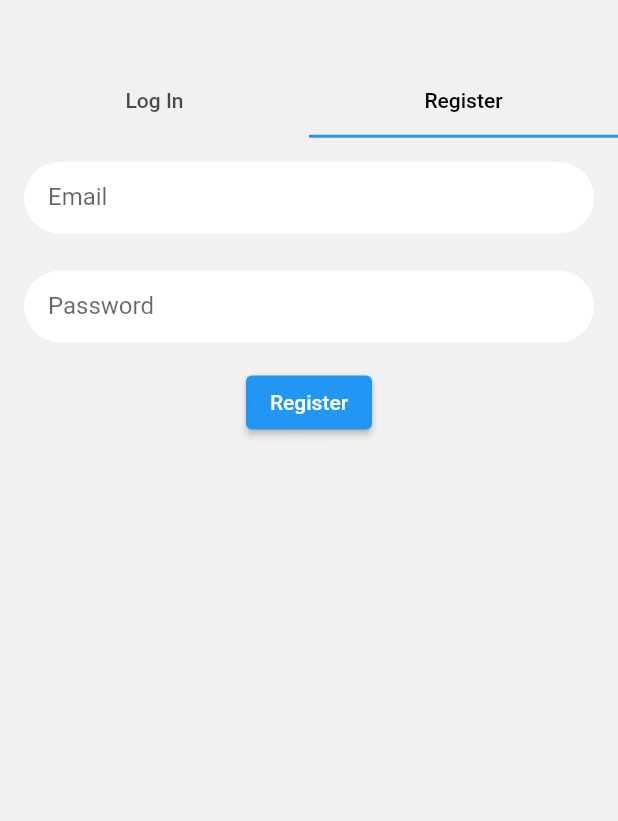
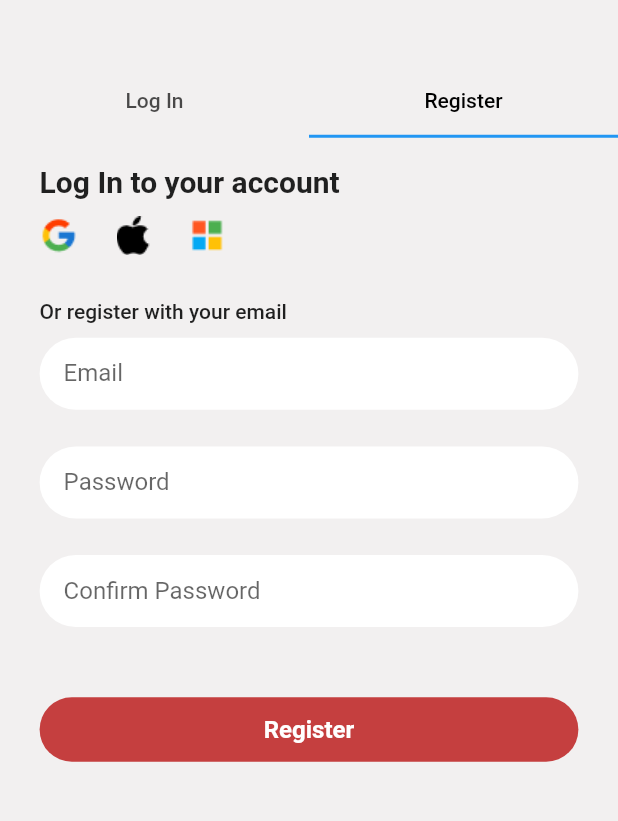
Before and after one commit to AkinAkinbobola/Buzz, a Flutter app: the screen it shows after launch, tab 2 chosen, on a phone screen of 412 x 824 dp, the part 310-1131 px from its top. Run offline on Flutter 3.47's test engine with Material 2 defaults, Android fonts, the phone set to English and light mode, and no system bars; our stand-ins replace flutter_spinkit, flutter_svg.

Commit message:
Add Register

```diff
--- a/lib/login_register.dart
+++ b/lib/login_register.dart
@@ -163,25 +163,66 @@ class RegisterForm extends StatelessWidget {
   @override
   Widget build(BuildContext context) {
     return Padding(
-      padding: const EdgeInsets.all(16.0),
+      padding:
+          EdgeInsets.symmetric(horizontal: getProportionateScreenWidth(25)),
+      child: SingleChildScrollView(
         child: Column(
+          mainAxisAlignment: MainAxisAlignment.start,
+          crossAxisAlignment: CrossAxisAlignment.start,
           children: [
+            SizedBox(height: getProportionateScreenHeight(18)),
+            const Text(
+              "Log In to your account",
+              style: TextStyle(
+                fontSize: 20,
+                fontWeight: FontWeight.w700,
+              ),
+            ),
+            SizedBox(height: getProportionateScreenHeight(12)),
+            Row(
+              children: [
+                Image.asset('assets/login_register/google.png'),
+                SizedBox(width: getProportionateScreenWidth(24)),
+                Image.asset('assets/login_register/apple.png'),
+                SizedBox(width: getProportionateScreenWidth(24)),
+                Image.asset('assets/login_register/microsoft.png'),
+              ],
+            ),
+            SizedBox(height: getProportionateScreenHeight(30)),
+            const Text(
+              'Or register with your email',
+              style: TextStyle(
+                fontSize: 14,
+                fontWeight: FontWeight.w500,
+              ),
+            ),
+            SizedBox(height: getProportionateScreenHeight(10)),
             TextFormField(
-            decoration: const InputDecoration(labelText: 'Email'),
+              decoration: const InputDecoration(
+                labelText: 'Email',
+              ),
             ),
             SizedBox(height: getProportionateScreenHeight(25)),
             TextFormField(
-            decoration: const InputDecoration(labelText: 'Password'),
+              decoration: const InputDecoration(
+                labelText: 'Password',
+              ),
               obscureText: true,
             ),
-          const SizedBox(height: 16.0),
-          ElevatedButton(
-            onPressed: () {
-              // Perform registration
-            },
-            child: const Text('Register'),
+            SizedBox(height: getProportionateScreenHeight(25)),
+            TextFormField(
+              decoration: const InputDecoration(
+                labelText: 'Confirm Password',
+              ),
+              obscureText: true,
+            ),
+            SizedBox(height: getProportionateScreenHeight(48)),
+            FormButton(
+              text: "Register",
+              press: () {},
             ),
           ],
+        ),
       ),
     );
   }
```
Lines whose indentation alone changed are shown as unchanged.
